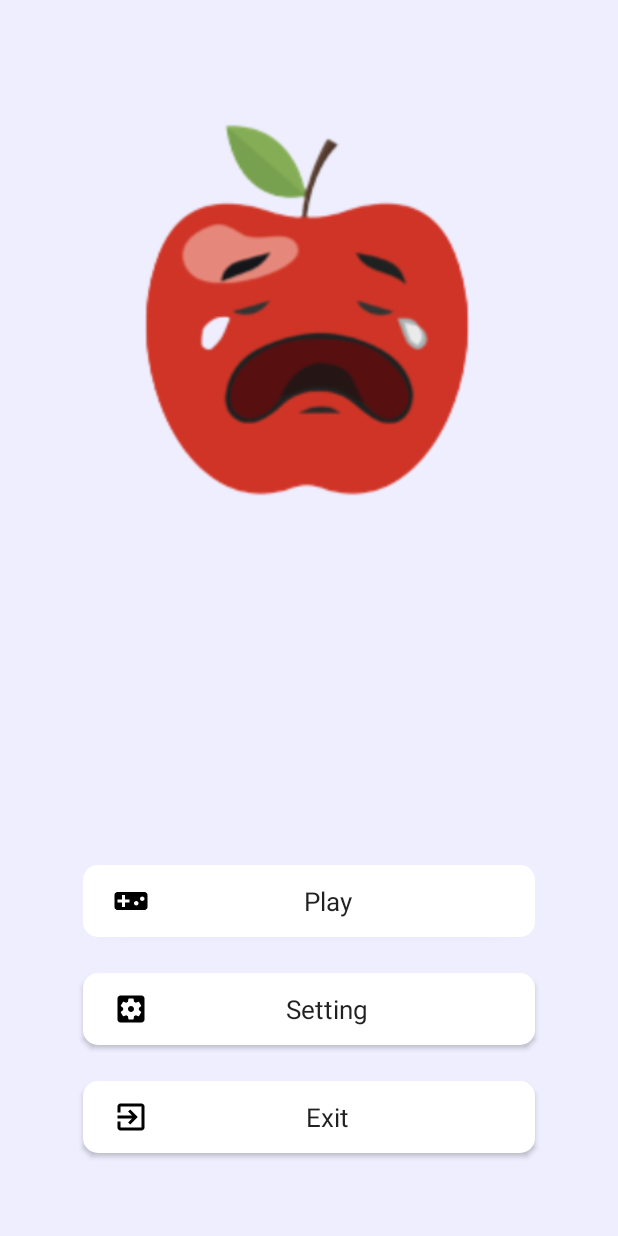
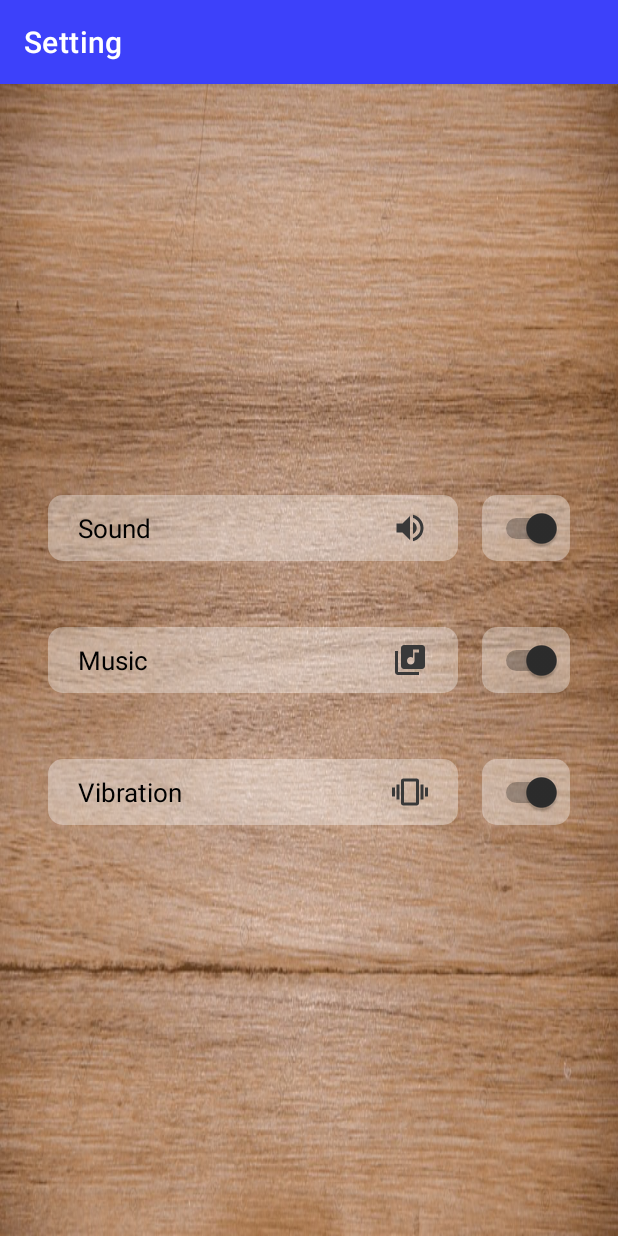
Before and after one commit to Patel-Hemant/Snakple, an Android app: the screen it shows after launch (HomeActivity before the commit, SettingActivity after it), after a tap on "Setting", on a phone screen of 412 x 824 dp. Run offline under Robolectric (Android 15) with nearby library versions, the phone set to English and light mode, and no system bars.

Commit message:
add setting and home activity

```diff
--- a/app/src/main/AndroidManifest.xml
+++ b/app/src/main/AndroidManifest.xml
@@ -3,6 +3,7 @@
     xmlns:tools="http://schemas.android.com/tools"
     package="com.hemantpatel.snakple">
 
+    <uses-permission android:name="android.permission.VIBRATE" />
     <application
         android:allowBackup="true"
         android:dataExtractionRules="@xml/data_extraction_rules"
@@ -13,6 +14,9 @@
         android:supportsRtl="true"
         android:theme="@style/Theme.Snakple"
         tools:targetApi="31">
+        <activity
+            android:name=".SettingActivity"
+            android:exported="false" />
         <activity
             android:name=".HomeActivity"
             android:exported="true">
--- a/app/src/main/java/com/hemantpatel/snakple/HomeActivity.java
+++ b/app/src/main/java/com/hemantpatel/snakple/HomeActivity.java
@@ -24,7 +24,7 @@ public class HomeActivity extends AppCompatActivity {
                 startActivity(new Intent(HomeActivity.this, MainActivity.class));
                 break;
             case R.id.setting_btn:
-                Toast.makeText(this, "Setting Activity will be Opening..", Toast.LENGTH_SHORT).show();
+                startActivity(new Intent(HomeActivity.this, SettingActivity.class));
                 break;
             case R.id.exit_btn:
                 finish();
--- a/app/src/main/java/com/hemantpatel/snakple/MainActivity.java
+++ b/app/src/main/java/com/hemantpatel/snakple/MainActivity.java
@@ -1,13 +1,18 @@
 package com.hemantpatel.snakple;
 
 import android.annotation.SuppressLint;
+import android.content.Context;
 import android.content.DialogInterface;
 import android.content.Intent;
+import android.content.SharedPreferences;
 import android.media.AudioManager;
 import android.media.MediaPlayer;
 import android.net.Uri;
+import android.os.Build;
 import android.os.Bundle;
 import android.os.Handler;
+import android.os.VibrationEffect;
+import android.os.Vibrator;
 import android.view.MotionEvent;
 import android.view.View;
 import android.widget.TextView;
@@ -28,6 +33,10 @@ import java.util.Objects;
 public class MainActivity extends AppCompatActivity implements View.OnTouchListener {
     private MediaPlayer mPlayer;
     private Uri snake_bull, snake_running, snake_running2, game_bg_music, hit_wall, fire_burn;
+    SharedPreferences sharedPreferences;
+    boolean sound_data;
+    boolean music_data;
+    boolean vibrate_data;
 
     private TextView scoreTV;
 
@@ -53,6 +62,10 @@ public class MainActivity extends AppCompatActivity implements View.OnTouchListe
         super.onCreate(savedInstanceState);
         setContentView(R.layout.activity_main);
         Objects.requireNonNull(getSupportActionBar()).hide();
+        sharedPreferences = getSharedPreferences("SettingData", MODE_PRIVATE);
+        sound_data = sharedPreferences.getBoolean("SOUND_KEY", true);
+        music_data = sharedPreferences.getBoolean("MUSIC_KEY", true);
+        vibrate_data = sharedPreferences.getBoolean("VIBRATE_KEY", true);
 
         mPlayer = new MediaPlayer();
         mPlayer.setVolume(0.8f, 0.8f);
@@ -64,7 +77,7 @@ public class MainActivity extends AppCompatActivity implements View.OnTouchListe
         hit_wall = Uri.parse("android.resource://" + getPackageName() + "/" + R.raw.hit_wall);
         fire_burn = Uri.parse("android.resource://" + getPackageName() + "/" + R.raw.fire_burn);
 
-        playSound(game_bg_music, true);
+        playSound(game_bg_music, true, music_data);
 
         scoreTV = findViewById(R.id.score_view);
 
@@ -132,19 +145,20 @@ public class MainActivity extends AppCompatActivity implements View.OnTouchListe
     }
 
     private void OnGameLost() {
+        if (vibrate_data) vibrate();
         String death_note = "";
         switch (gameEngine.gameOverState) {
             case ByWallCrashed:
-                death_note = "Crashed by Wall! 🧱";
-                playSound(hit_wall, false);
+                death_note = "Crashed on Wall! 🧱";
+                playSound(hit_wall, false, sound_data);
                 break;
             case EatenBySnake:
                 death_note = "Eaten by Snake! 🐍";
-                playSound(snake_bull, false);
+                playSound(snake_bull, false, sound_data);
                 break;
             case BurnedByFire:
                 death_note = "Burned in Fire! 🔥";
-                playSound(fire_burn, false);
+                playSound(fire_burn, false, sound_data);
                 break;
         }
 
@@ -155,10 +169,23 @@ public class MainActivity extends AppCompatActivity implements View.OnTouchListe
         builder.setPositiveButton("Yes", new DialogInterface.OnClickListener() {
             @Override
             public void onClick(DialogInterface dialog, int which) {
-                Intent i = getBaseContext().getPackageManager()
-                        .getLaunchIntentForPackage(getBaseContext().getPackageName());
-                i.addFlags(Intent.FLAG_ACTIVITY_CLEAR_TOP);
-                startActivity(i);
+                // For restart the activity
+                // Intent intent = getIntent();
+                // finish();
+                // startActivity(intent);
+
+                Intent intent = getIntent();
+                overridePendingTransition(0, 0);
+                intent.addFlags(Intent.FLAG_ACTIVITY_NO_ANIMATION);
+                finish();
+                overridePendingTransition(0, 0);
+                startActivity(intent);
+
+                // For restart the app
+                // Intent i = getBaseContext().getPackageManager()
+                //         .getLaunchIntentForPackage(getBaseContext().getPackageName());
+                // i.addFlags(Intent.FLAG_ACTIVITY_CLEAR_TOP);
+                // startActivity(i);
             }
         });
         builder.setNegativeButton("No", new DialogInterface.OnClickListener() {
@@ -171,9 +198,11 @@ public class MainActivity extends AppCompatActivity implements View.OnTouchListe
         alert.show();
     }
 
-    private void playSound(Uri uri, boolean isLoop) {
+    private void playSound(Uri uri, boolean isLoop, boolean volumeOn) {
+        float volume = (volumeOn) ? 0.8f : 0;
         mPlayer.reset();
         mPlayer.setLooping(isLoop);
+        mPlayer.setVolume(volume, volume);
         mPlayer.setAudioStreamType(AudioManager.STREAM_MUSIC);
         try {
             mPlayer.setDataSource(getApplicationContext(), uri);
@@ -182,6 +211,22 @@ public class MainActivity extends AppCompatActivity implements View.OnTouchListe
         } catch (IOException e) {
             e.printStackTrace();
         }
+    }
+
+    private void vibrate() {
+        Vibrator v = (Vibrator) getSystemService(Context.VIBRATOR_SERVICE);
+        // Vibrate for 1000 milliseconds after 500 ms
+        new Handler().postDelayed(new Runnable() {
+            @Override
+            public void run() {
+                if (Build.VERSION.SDK_INT >= Build.VERSION_CODES.O) {
+                    v.vibrate(VibrationEffect.createOneShot(1000, VibrationEffect.DEFAULT_AMPLITUDE));
+                } else {
+                    //deprecated in API 26
+                    v.vibrate(1000);
+                }
+            }
+        }, 1000);
     }
 
     @SuppressLint("ClickableViewAccessibility")
--- /dev/null
+++ b/app/src/main/java/com/hemantpatel/snakple/SettingActivity.java
@@ -0,0 +1,62 @@
+package com.hemantpatel.snakple;
+
+import androidx.appcompat.app.AppCompatActivity;
+
+import android.annotation.SuppressLint;
+import android.content.SharedPreferences;
+import android.os.Bundle;
+import android.widget.Switch;
+import android.widget.Toast;
+
+import java.util.Objects;
+
+public class SettingActivity extends AppCompatActivity {
+    SharedPreferences sharedPreferences;
+    SharedPreferences.Editor mEditor;
+    Switch sound, music, vibrate;
+    boolean sound_data;
+    boolean music_data;
+    boolean vibrate_data;
+
+    @Override
+    protected void onCreate(Bundle savedInstanceState) {
+        super.onCreate(savedInstanceState);
+        setContentView(R.layout.activity_setting);
+        Objects.requireNonNull(getSupportActionBar()).setTitle("Setting");
+
+        sharedPreferences = getSharedPreferences("SettingData", MODE_PRIVATE);
+        @SuppressLint("CommitPrefEdits")
+        SharedPreferences.Editor mEditor = sharedPreferences.edit();
+
+        sound = findViewById(R.id.switch_sound);
+        music = findViewById(R.id.switch_music);
+        vibrate = findViewById(R.id.switch_vibration);
+
+        getData();
+        sound.setChecked(sound_data);
+        music.setChecked(music_data);
+        vibrate.setChecked(vibrate_data);
+
+        sound.setOnClickListener(v -> saveData());
+        music.setOnClickListener(v -> saveData());
+        vibrate.setOnClickListener(v -> saveData());
+    }
+
+    private void saveData() {
+        sound_data = sound.isChecked();
+        music_data = music.isChecked();
+        vibrate_data = vibrate.isChecked();
+
+        mEditor = sharedPreferences.edit();
+        mEditor.putBoolean("SOUND_KEY", sound_data);
+        mEditor.putBoolean("MUSIC_KEY", music_data);
+        mEditor.putBoolean("VIBRATE_KEY", vibrate_data);
+        mEditor.commit();
+    }
+
+    private void getData() {
+        sound_data = sharedPreferences.getBoolean("SOUND_KEY", true);
+        music_data = sharedPreferences.getBoolean("MUSIC_KEY", true);
+        vibrate_data = sharedPreferences.getBoolean("VIBRATE_KEY", true);
+    }
+}
--- a/app/src/main/res/drawable/btn_bg.xml
+++ b/app/src/main/res/drawable/btn_bg.xml
@@ -3,6 +3,6 @@
     android:shape="rectangle">
     android:shape="rectangle" >
     <corners android:radius="10dp" />
-    <solid android:color="@color/white" />
+    <solid android:color="#59FFFFFF" />
 
 </shape>
--- /dev/null
+++ b/app/src/main/res/drawable/ic_baseline_library_music_24.xml
@@ -0,0 +1,5 @@
+<vector android:height="24dp" android:tint="@color/light_black"
+    android:viewportHeight="24" android:viewportWidth="24"
+    android:width="24dp" xmlns:android="http://schemas.android.com/apk/res/android">
+    <path android:fillColor="@android:color/white" android:pathData="M20,2L8,2c-1.1,0 -2,0.9 -2,2v12c0,1.1 0.9,2 2,2h12c1.1,0 2,-0.9 2,-2L22,4c0,-1.1 -0.9,-2 -2,-2zM18,7h-3v5.5c0,1.38 -1.12,2.5 -2.5,2.5S10,13.88 10,12.5s1.12,-2.5 2.5,-2.5c0.57,0 1.08,0.19 1.5,0.51L14,5h4v2zM4,6L2,6v14c0,1.1 0.9,2 2,2h14v-2L4,20L4,6z"/>
+</vector>
--- /dev/null
+++ b/app/src/main/res/drawable/ic_baseline_speaker.xml
@@ -0,0 +1,5 @@
+<vector android:height="24dp" android:tint="@color/light_black"
+    android:viewportHeight="24" android:viewportWidth="24"
+    android:width="24dp" xmlns:android="http://schemas.android.com/apk/res/android">
+    <path android:fillColor="@android:color/white" android:pathData="M3,9v6h4l5,5L12,4L7,9L3,9zM16.5,12c0,-1.77 -1.02,-3.29 -2.5,-4.03v8.05c1.48,-0.73 2.5,-2.25 2.5,-4.02zM14,3.23v2.06c2.89,0.86 5,3.54 5,6.71s-2.11,5.85 -5,6.71v2.06c4.01,-0.91 7,-4.49 7,-8.77s-2.99,-7.86 -7,-8.77z"/>
+</vector>
--- /dev/null
+++ b/app/src/main/res/drawable/ic_baseline_vibration_24.xml
@@ -0,0 +1,5 @@
+<vector android:height="24dp" android:tint="@color/light_black"
+    android:viewportHeight="24" android:viewportWidth="24"
+    android:width="24dp" xmlns:android="http://schemas.android.com/apk/res/android">
+    <path android:fillColor="@android:color/white" android:pathData="M0,15h2L2,9L0,9v6zM3,17h2L5,7L3,7v10zM22,9v6h2L24,9h-2zM19,17h2L21,7h-2v10zM16.5,3h-9C6.67,3 6,3.67 6,4.5v15c0,0.83 0.67,1.5 1.5,1.5h9c0.83,0 1.5,-0.67 1.5,-1.5v-15c0,-0.83 -0.67,-1.5 -1.5,-1.5zM16,19L8,19L8,5h8v14z"/>
+</vector>
--- a/app/src/main/res/layout/activity_home.xml
+++ b/app/src/main/res/layout/activity_home.xml
@@ -4,8 +4,9 @@
     xmlns:tools="http://schemas.android.com/tools"
     android:layout_width="match_parent"
     android:layout_height="match_parent"
-    android:background="#EEEEFF"
+    android:background="@drawable/wood_bg_img"
     tools:context=".HomeActivity">
+    <!--    android:background="#EEEEFF"-->
 
     <ImageView
         android:id="@+id/imageView2"
--- /dev/null
+++ b/app/src/main/res/layout/activity_setting.xml
@@ -0,0 +1,124 @@
+<?xml version="1.0" encoding="utf-8"?>
+<androidx.constraintlayout.widget.ConstraintLayout xmlns:android="http://schemas.android.com/apk/res/android"
+    xmlns:app="http://schemas.android.com/apk/res-auto"
+    xmlns:tools="http://schemas.android.com/tools"
+    android:layout_width="match_parent"
+    android:layout_height="match_parent"
+    android:background="@drawable/wood_bg_img"
+    tools:context=".SettingActivity">
+
+    <androidx.constraintlayout.widget.Guideline
+        android:id="@+id/guideline3"
+        android:layout_width="wrap_content"
+        android:layout_height="wrap_content"
+        android:orientation="horizontal"
+        app:layout_constraintGuide_percent="0.3" />
+
+    <TextView
+        android:id="@+id/sound_tv"
+        android:layout_width="0sp"
+        android:layout_height="wrap_content"
+        android:layout_marginStart="32dp"
+        android:layout_marginEnd="16dp"
+        android:background="@drawable/btn_bg"
+        android:paddingHorizontal="20sp"
+        android:paddingVertical="10sp"
+        android:text="Sound"
+        android:textColor="@color/black"
+        android:textSize="17sp"
+        app:drawableRightCompat="@drawable/ic_baseline_speaker"
+        app:layout_constraintBottom_toTopOf="@+id/music_tv"
+        app:layout_constraintEnd_toStartOf="@+id/switch_sound"
+        app:layout_constraintStart_toStartOf="parent"
+        app:layout_constraintTop_toTopOf="@+id/guideline3"
+        tools:ignore="RtlSymmetry" />
+
+    <TextView
+        android:id="@+id/music_tv"
+        android:layout_width="0sp"
+        android:layout_height="wrap_content"
+        android:layout_marginStart="32dp"
+        android:layout_marginEnd="16dp"
+        android:background="@drawable/btn_bg"
+        android:paddingHorizontal="20sp"
+        android:paddingVertical="10sp"
+        android:text="Music"
+        android:textColor="@color/black"
+        android:textSize="17sp"
+        app:drawableRightCompat="@drawable/ic_baseline_library_music_24"
+        app:layout_constraintBottom_toTopOf="@+id/vibration_tv"
+        app:layout_constraintEnd_toStartOf="@+id/switch_music"
+        app:layout_constraintStart_toStartOf="parent"
+        app:layout_constraintTop_toBottomOf="@+id/sound_tv"
+        tools:ignore="RtlSymmetry" />
+
+    <TextView
+        android:id="@+id/vibration_tv"
+        android:layout_width="0sp"
+        android:layout_height="wrap_content"
+        android:layout_marginStart="32dp"
+        android:layout_marginEnd="16dp"
+        android:background="@drawable/btn_bg"
+        android:paddingHorizontal="20sp"
+        android:paddingVertical="10sp"
+        android:text="Vibration"
+        android:textColor="@color/black"
+        android:textSize="17sp"
+        app:drawableRightCompat="@drawable/ic_baseline_vibration_24"
+        app:layout_constraintBottom_toTopOf="@+id/guideline4"
+        app:layout_constraintEnd_toStartOf="@+id/switch_vibration"
+        app:layout_constraintStart_toStartOf="parent"
+        app:layout_constraintTop_toBottomOf="@+id/music_tv"
+        tools:ignore="RtlSymmetry" />
+
+    <androidx.constraintlayout.widget.Guideline
+        android:id="@+id/guideline4"
+        android:layout_width="wrap_content"
+        android:layout_height="wrap_content"
+        android:orientation="horizontal"
+        app:layout_constraintGuide_percent="0.7" />
+
+    <Switch
+        android:id="@+id/switch_sound"
+        android:layout_width="wrap_content"
+        android:layout_height="0sp"
+        android:layout_marginEnd="32dp"
+        android:background="@drawable/btn_bg"
+        android:padding="5sp"
+        android:thumbTint="#2C2C2C"
+        android:trackTint="#000000"
+        app:layout_constraintBottom_toBottomOf="@+id/sound_tv"
+        app:layout_constraintEnd_toEndOf="parent"
+        app:layout_constraintTop_toTopOf="@+id/sound_tv"
+        tools:ignore="UseSwitchCompatOrMaterialXml"
+        tools:targetApi="m" />
+
+    <Switch
+        android:id="@+id/switch_music"
+        android:layout_width="wrap_content"
+        android:layout_height="0sp"
+        android:layout_marginEnd="32dp"
+        android:background="@drawable/btn_bg"
+        android:padding="5sp"
+        android:thumbTint="#2C2C2C"
+        android:trackTint="#000000"
+        app:layout_constraintBottom_toBottomOf="@+id/music_tv"
+        app:layout_constraintEnd_toEndOf="parent"
+        app:layout_constraintTop_toTopOf="@+id/music_tv"
+        tools:ignore="UseSwitchCompatOrMaterialXml" />
+
+    <Switch
+        android:id="@+id/switch_vibration"
+        android:layout_width="wrap_content"
+        android:layout_height="0sp"
+        android:layout_marginEnd="32dp"
+        android:background="@drawable/btn_bg"
+        android:padding="5sp"
+        android:thumbTint="#2C2C2C"
+        android:trackTint="#000000"
+        app:layout_constraintBottom_toBottomOf="@+id/vibration_tv"
+        app:layout_constraintEnd_toEndOf="parent"
+        app:layout_constraintTop_toTopOf="@+id/vibration_tv"
+        tools:ignore="UseSwitchCompatOrMaterialXml" />
+
+</androidx.constraintlayout.widget.ConstraintLayout>
--- a/app/src/main/res/values/colors.xml
+++ b/app/src/main/res/values/colors.xml
@@ -10,4 +10,5 @@
     <color name="blue_white">#E4E4FF</color>
     <color name="blue_light">#a9b5eb</color>
     <color name="blue">#3c6ed1</color>
+    <color name="light_black">#393939</color>
 </resources>
--- a/app/src/main/res/values/themes.xml
+++ b/app/src/main/res/values/themes.xml
@@ -26,4 +26,14 @@
         <item name="android:textSize">17sp</item>
 <!--        <item name="android:textStyle">bold</item>-->
     </style>
+
+    <style name="switch_theme" parent="Theme.Snakple">
+        <!-- active thumb & track color (30% transparency) -->
+        <item name="colorControlActivated">#1C8100</item>
+        <!-- inactive thumb color -->
+        <item name="colorSwitchThumbNormal">#FF0505</item>
+        <!-- inactive track color (30% transparency) -->
+        <item name="android:colorForeground">#42221f1f
+        </item>
+    </style>
 </resources>
```
